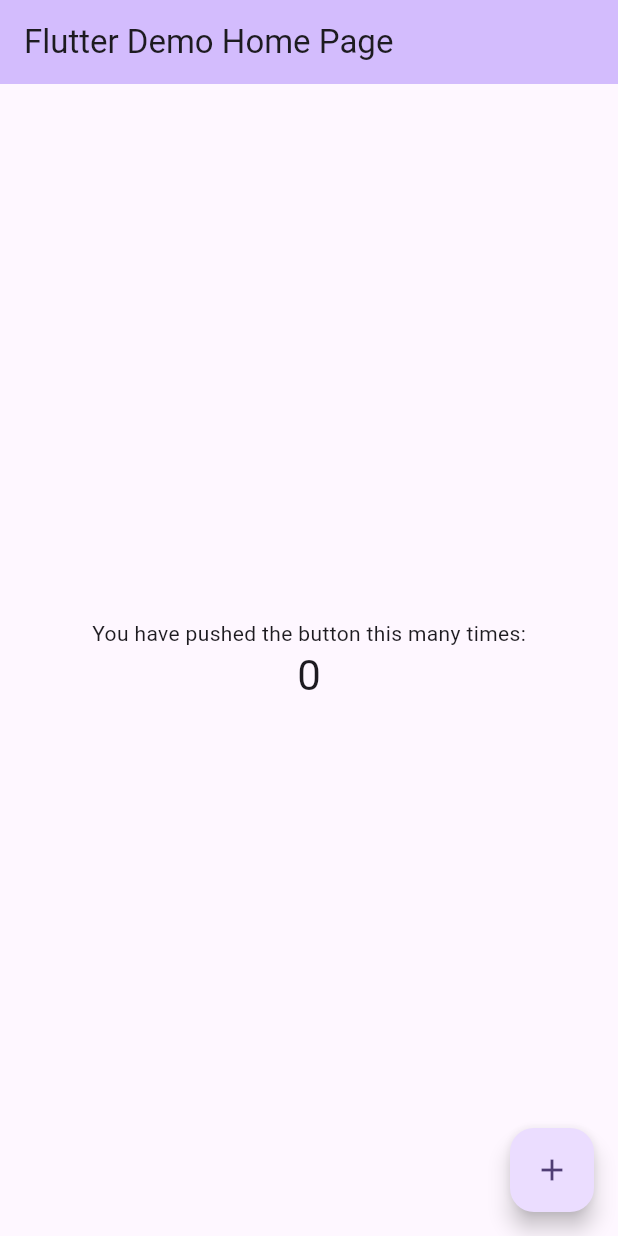
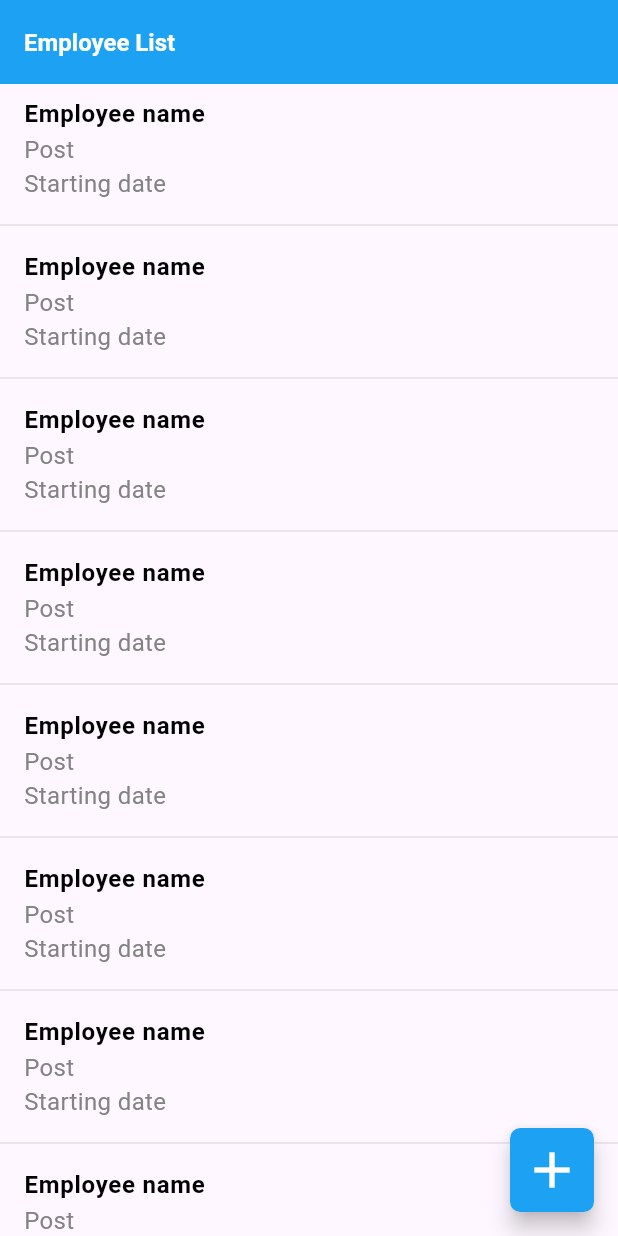
Before and after one commit to wishwelloklu/employee-manager, a Flutter app: the screen it shows after launch, on a phone screen of 412 x 824 dp. Run offline on Flutter 3.47's test engine with Material 2 defaults, Android fonts, the phone set to English and light mode, and no system bars.

Commit message:
Implement homepage UI

```diff
--- a/analysis_options.yaml
+++ b/analysis_options.yaml
@@ -22,8 +22,8 @@ linter:
   # `// ignore_for_file: name_of_lint` syntax on the line or in the file
   # producing the lint.
   rules:
+    -file_names
     # avoid_print: false  # Uncomment to disable the `avoid_print` rule
     # prefer_single_quotes: true  # Uncomment to enable the `prefer_single_quotes` rule
-
 # Additional information about this file can be found at
 # https://dart.dev/guides/language/analysis-options
--- /dev/null
+++ b/lib/components/colors.dart
@@ -0,0 +1,3 @@
+import 'package:flutter/material.dart';
+
+const primaryColor = Color(0xFF1DA1F2);
--- /dev/null
+++ b/lib/homepage/homepage.dart
@@ -0,0 +1,38 @@
+import 'package:employee_manager/components/colors.dart';
+import 'package:employee_manager/components/textStyle.dart';
+import 'package:employee_manager/homepage/widget/homepageWidget.dart';
+import 'package:flutter/material.dart';
+
+class Homepage extends StatefulWidget {
+  const Homepage({super.key});
+
+  @override
+  State<Homepage> createState() => _HomepageState();
+}
+
+class _HomepageState extends State<Homepage> {
+  @override
+  Widget build(BuildContext context) {
+    return Scaffold(
+      appBar: AppBar(
+        centerTitle: false,
+        backgroundColor: primaryColor,
+        title: Text(
+          "Employee List",
+          style: h3WhiteBold,
+        ),
+      ),
+      body: homepageWidget(context: context),
+      floatingActionButton: FloatingActionButton(
+        onPressed: () {},
+        backgroundColor: primaryColor,
+        shape: RoundedRectangleBorder(borderRadius: BorderRadius.circular(7)),
+        child: Icon(
+          Icons.add,
+          color: Colors.white,
+          size: 40,
+        ),
+      ),
+    );
+  }
+}
--- /dev/null
+++ b/lib/homepage/widget/homepageWidget.dart
@@ -0,0 +1,27 @@
+import 'package:employee_manager/components/textStyle.dart';
+import 'package:flutter/material.dart';
+
+Widget homepageWidget({
+  required BuildContext context,
+}) {
+  return ListView(
+    children: [
+      for (var i = 0; i < 15; i++) ...[
+        ListTile(
+          onTap: () {},
+          title: Text("Employee name", style: h3BlackBold),
+          subtitle: Column(
+            crossAxisAlignment: CrossAxisAlignment.start,
+            children: [
+              Text("Post", style: h4Grey),
+              Text("Starting date", style: h4Grey),
+            ],
+          ),
+        ),
+        Divider(
+          thickness: .5,
+        )
+      ]
+    ],
+  );
+}
--- a/lib/main.dart
+++ b/lib/main.dart
@@ -1,3 +1,4 @@
+import 'package:employee_manager/homepage/homepage.dart';
 import 'package:flutter/material.dart';
 
 void main() {
@@ -11,115 +12,12 @@ class MyApp extends StatelessWidget {
   @override
   Widget build(BuildContext context) {
     return MaterialApp(
-      title: 'Flutter Demo',
+      debugShowCheckedModeBanner: false,
       theme: ThemeData(
-        // This is the theme of your application.
-        //
-        // TRY THIS: Try running your application with "flutter run". You'll see
-        // the application has a blue toolbar. Then, without quitting the app,
-        // try changing the seedColor in the colorScheme below to Colors.green
-        // and then invoke "hot reload" (save your changes or press the "hot
-        // reload" button in a Flutter-supported IDE, or press "r" if you used
-        // the command line to start the app).
-        //
-        // Notice that the counter didn't reset back to zero; the application
-        // state is not lost during the reload. To reset the state, use hot
-        // restart instead.
-        //
-        // This works for code too, not just values: Most code changes can be
-        // tested with just a hot reload.
         colorScheme: ColorScheme.fromSeed(seedColor: Colors.deepPurple),
         useMaterial3: true,
       ),
-      home: const MyHomePage(title: 'Flutter Demo Home Page'),
+      home: Homepage(),
     );
   }
 }
-
-class MyHomePage extends StatefulWidget {
-  const MyHomePage({super.key, required this.title});
-
-  // This widget is the home page of your application. It is stateful, meaning
-  // that it has a State object (defined below) that contains fields that affect
-  // how it looks.
-
-  // This class is the configuration for the state. It holds the values (in this
-  // case the title) provided by the parent (in this case the App widget) and
-  // used by the build method of the State. Fields in a Widget subclass are
-  // always marked "final".
-
-  final String title;
-
-  @override
-  State<MyHomePage> createState() => _MyHomePageState();
-}
-
-class _MyHomePageState extends State<MyHomePage> {
-  int _counter = 0;
-
-  void _incrementCounter() {
-    setState(() {
-      // This call to setState tells the Flutter framework that something has
-      // changed in this State, which causes it to rerun the build method below
-      // so that the display can reflect the updated values. If we changed
-      // _counter without calling setState(), then the build method would not be
-      // called again, and so nothing would appear to happen.
-      _counter++;
-    });
-  }
-
-  @override
-  Widget build(BuildContext context) {
-    // This method is rerun every time setState is called, for instance as done
-    // by the _incrementCounter method above.
-    //
-    // The Flutter framework has been optimized to make rerunning build methods
-    // fast, so that you can just rebuild anything that needs updating rather
-    // than having to individually change instances of widgets.
-    return Scaffold(
-      appBar: AppBar(
-        // TRY THIS: Try changing the color here to a specific color (to
-        // Colors.amber, perhaps?) and trigger a hot reload to see the AppBar
-        // change color while the other colors stay the same.
-        backgroundColor: Theme.of(context).colorScheme.inversePrimary,
-        // Here we take the value from the MyHomePage object that was created by
-        // the App.build method, and use it to set our appbar title.
-        title: Text(widget.title),
-      ),
-      body: Center(
-        // Center is a layout widget. It takes a single child and positions it
-        // in the middle of the parent.
-        child: Column(
-          // Column is also a layout widget. It takes a list of children and
-          // arranges them vertically. By default, it sizes itself to fit its
-          // children horizontally, and tries to be as tall as its parent.
-          //
-          // Column has various properties to control how it sizes itself and
-          // how it positions its children. Here we use mainAxisAlignment to
-          // center the children vertically; the main axis here is the vertical
-          // axis because Columns are vertical (the cross axis would be
-          // horizontal).
-          //
-          // TRY THIS: Invoke "debug painting" (choose the "Toggle Debug Paint"
-          // action in the IDE, or press "p" in the console), to see the
-          // wireframe for each widget.
-          mainAxisAlignment: MainAxisAlignment.center,
-          children: <Widget>[
-            const Text(
-              'You have pushed the button this many times:',
-            ),
-            Text(
-              '$_counter',
-              style: Theme.of(context).textTheme.headlineMedium,
-            ),
-          ],
-        ),
-      ),
-      floatingActionButton: FloatingActionButton(
-        onPressed: _incrementCounter,
-        tooltip: 'Increment',
-        child: const Icon(Icons.add),
-      ), // This trailing comma makes auto-formatting nicer for build methods.
-    );
-  }
-}
```
Also changed, not shown: lib/components/textStyle.dart (added, +45 -0 lines), assets/empty.svg (added).
